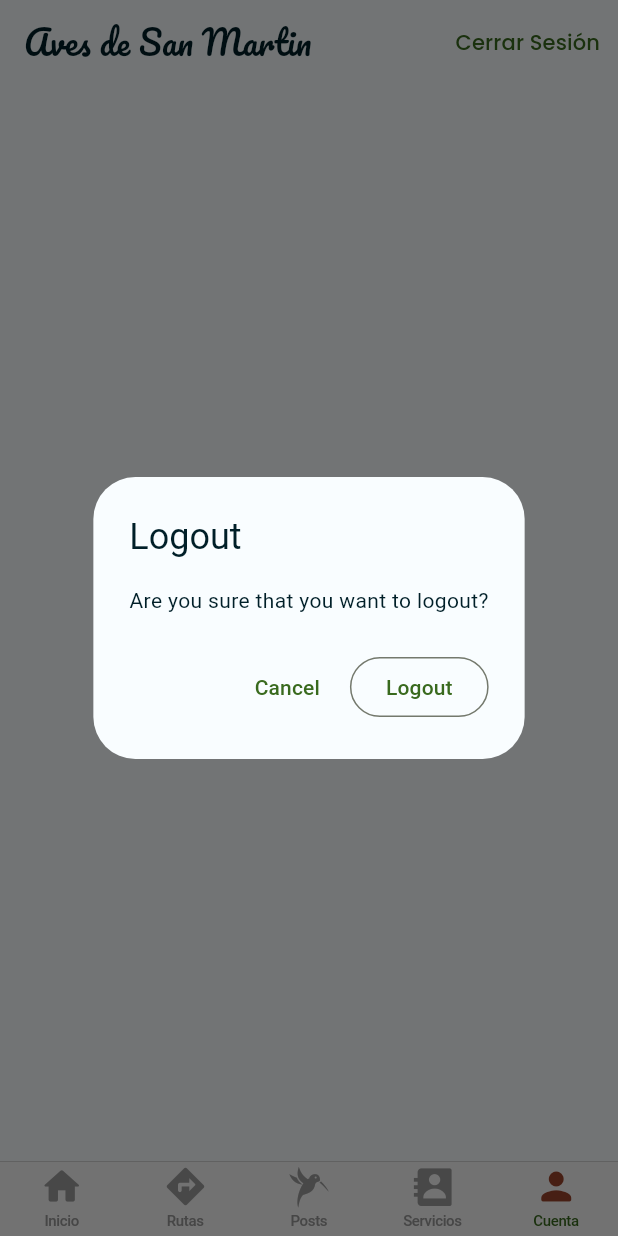
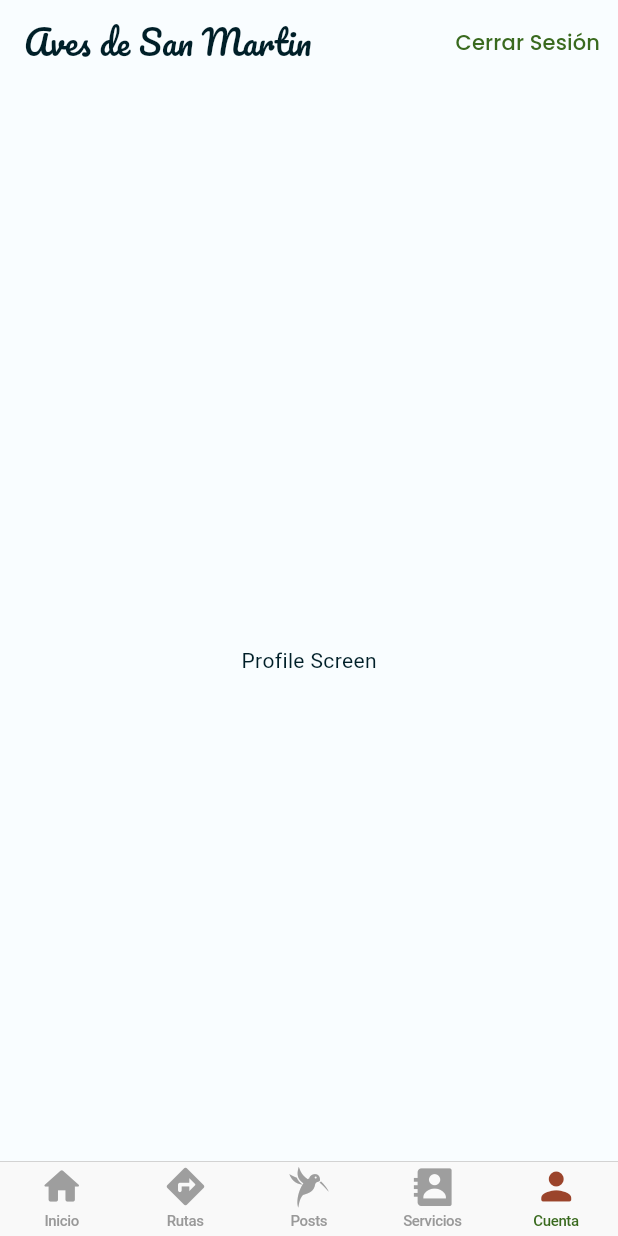
Before and after one commit to josephpaucar/ADSprovisional, a Flutter app: the screen it shows once a user with an empty profile is signed in, item 5 of the bottom bar chosen, after a tap on "Cerrar Sesión", on a phone screen of 412 x 824 dp. Run offline on Flutter 3.47's test engine with Material 2 defaults, Android fonts, the phone set to English and light mode, and no system bars; our stand-ins replace carousel_slider, firebase_auth, firebase_core, google_maps_flutter, google_sign_in; accounts and stored records are empty; generated files the repository leaves out were written again.

Commit message:
Se soluciono el login con google e email, se arreglo el logout

```diff
--- a/lib/app/landing_page.dart
+++ b/lib/app/landing_page.dart
@@ -17,7 +17,7 @@ class LandingPage extends StatelessWidget {
       stream: auth.authStateChanges(),
       builder: (context, snapshot) {
         if (snapshot.connectionState == ConnectionState.active) {
-          final User? user = snapshot.data;
+          final user = snapshot.data;
           if (user == null) {
             return SignInPage.create(context);
           }
--- a/lib/app/sign_in/sign_in_button.dart
+++ b/lib/app/sign_in/sign_in_button.dart
@@ -11,7 +11,8 @@ class SignInButton extends CustomRaisedButton {
   }) : super(
           child: Text(
             text,
-            style: TextStyle(color: textColor, fontSize: 15.0),
+            style: TextStyle(
+                color: textColor, fontSize: 15.0, fontFamily: 'Poppins'),
           ),
           color: color,
           onPressed: onPressed,
--- a/lib/app/sign_in/sign_in_manager.dart
+++ b/lib/app/sign_in/sign_in_manager.dart
@@ -9,7 +9,7 @@ class SignInManager {
   final AuthBase auth;
   final ValueNotifier<bool> isLoading;
 
-  Future<User> _signIn(Future<User> Function() signInMethod) async {
+  Future<User?> _signIn(Future<User?> Function() signInMethod) async {
     try {
       isLoading.value = true;
       return await signInMethod();
@@ -19,5 +19,6 @@ class SignInManager {
     }
   }
 
-  Future<User> signInWithGoogle() async => await _signIn(auth.signInWithGoogle);
+  Future<User?> signInWithGoogle() async =>
+      await _signIn(auth.signInWithGoogle);
 }
--- a/lib/app/sign_in/sign_in_page.dart
+++ b/lib/app/sign_in/sign_in_page.dart
@@ -65,8 +65,12 @@ class SignInPage extends StatelessWidget {
   Widget build(BuildContext context) {
     return Scaffold(
       appBar: AppBar(
-        title: const Text('Time Tracker'),
+        title: const Text(
+          'Aves de San Martin',
+          style: TextStyle(fontFamily: 'Pacifico'),
+        ),
         elevation: 2.0,
+        centerTitle: true,
       ),
       body: _buildContent(context),
       backgroundColor: Colors.grey[200],
@@ -95,10 +99,9 @@ class SignInPage extends StatelessWidget {
           SignInButton(
             text: 'Sign in with email',
             textColor: Colors.white,
-            color: Colors.teal,
+            color: const Color(0xFF396A1E),
             onPressed: isLoading ? null : () => _signInWithEmail(context),
           ),
-          const SizedBox(height: 8.0),
         ],
       ),
     );
@@ -114,9 +117,7 @@ class SignInPage extends StatelessWidget {
       'Sign in',
       textAlign: TextAlign.center,
       style: TextStyle(
-        fontSize: 32.0,
-        fontWeight: FontWeight.w600,
-      ),
+          fontSize: 32.0, fontWeight: FontWeight.w600, fontFamily: 'Poppins'),
     );
   }
 }
--- a/lib/pages/profile_page.dart
+++ b/lib/pages/profile_page.dart
@@ -1,4 +1,3 @@
-import 'package:aves_de_san_martin/common_widgets/show_alert_dialog.dart';
 import 'package:aves_de_san_martin/services/auth.dart';
 import 'package:flutter/material.dart';
 import 'package:provider/provider.dart';
@@ -15,19 +14,6 @@ class ProfilePage extends StatelessWidget {
     }
   }
 
-  Future<void> _confirmSignOut(BuildContext context) async {
-    final didRequestSignOut = await showAlertDialog(context,
-        title: 'Logout',
-        dialogContent: 'Are you sure that you want to logout?',
-        cancelActionText: 'Cancel',
-        defaultActionText: 'Logout');
-
-    if (didRequestSignOut == true) {
-      print('I get here!');
-      _signOut(context);
-    }
-  }
-
   @override
   Widget build(BuildContext context) {
     return Scaffold(
@@ -38,7 +24,7 @@ class ProfilePage extends StatelessWidget {
         ),
         actions: [
           TextButton(
-            onPressed: () => _confirmSignOut(context),
+            onPressed: () => _signOut(context),
             child: const Text(
               'Cerrar Sesión',
               style: TextStyle(fontSize: 14, fontFamily: 'Poppins'),
```
Also changed, not shown: lib/app/home/models/birds.dart (added, +53 -0 lines), lib/services/auth.dart (+16 -14 lines), 1 other file.
